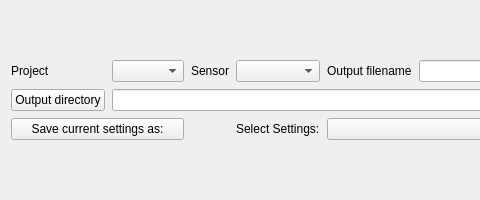
Above: COMET/QT_Designer_UI/Project_selector.ui from Chilldose/COMET before the change; both pictures show x 0 to 480 and y 0 to 200 of the 787 by 200 pixel window. Below: the same form after it.
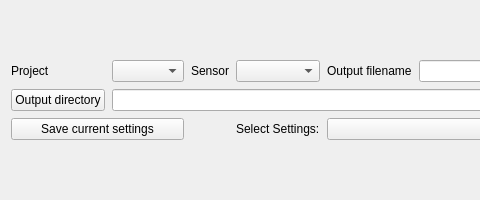
That is the form after the change.

```diff
--- a/COMET/QT_Designer_UI/Project_selector.ui
+++ b/COMET/QT_Designer_UI/Project_selector.ui
@@ -105,7 +105,7 @@
      <item row="7" column="0" colspan="2">
       <widget class="QPushButton" name="save_settings_button">
        <property name="text">
-        <string>Save current settings as:</string>
+        <string>Save current settings</string>
        </property>
       </widget>
      </item>
```
